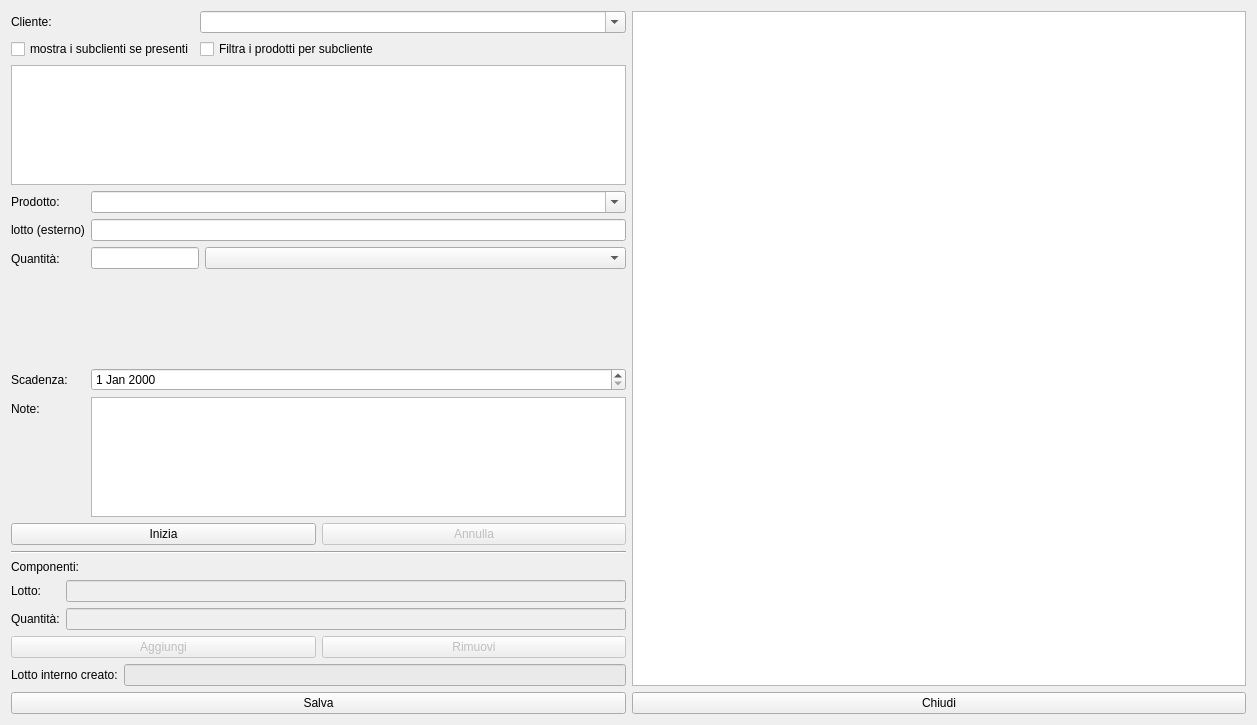
Qt form hpackages.ui (fblabs/hamlet-mod-sancon) before a commit.
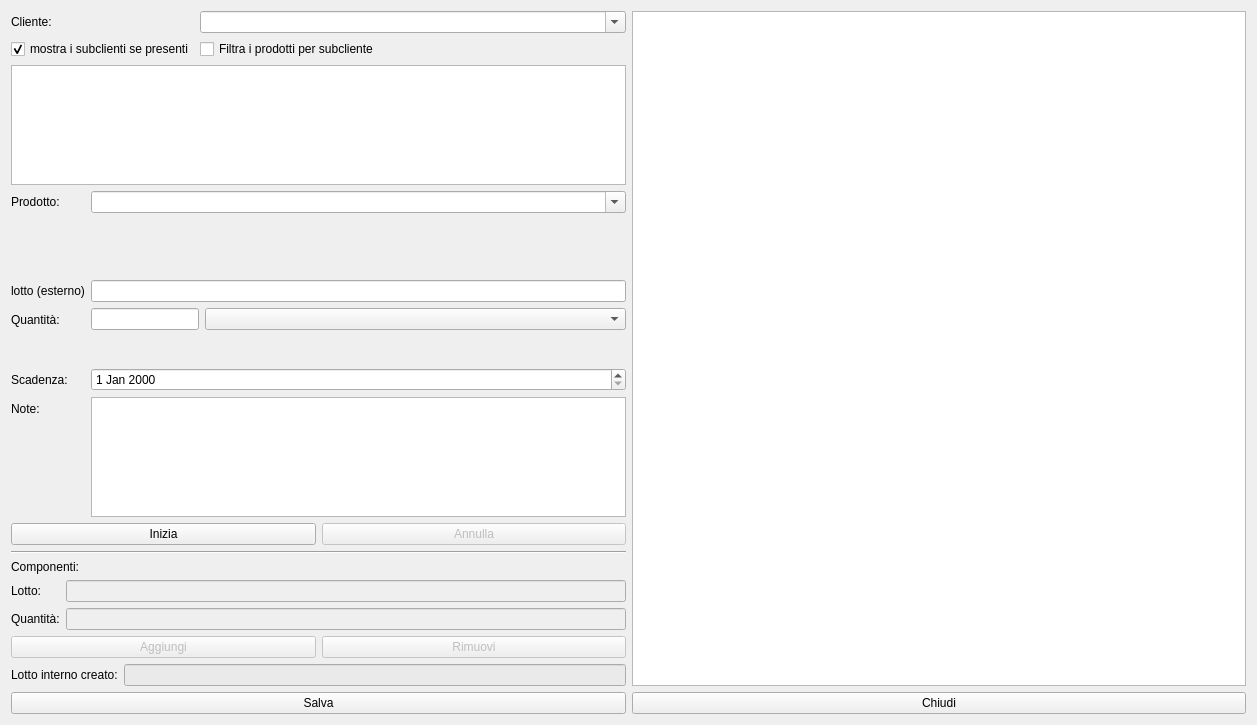
The same form after that commit. Icons and pictures are not drawn.

Patch:
```diff
--- a/hpackages.ui
+++ b/hpackages.ui
@@ -72,6 +72,9 @@
               <iconset resource="icons.qrc">
                <normaloff>:/Resources/Book.PNG</normaloff>:/Resources/Book.PNG</iconset>
              </property>
+             <property name="checked">
+              <bool>true</bool>
+             </property>
             </widget>
            </item>
           </layout>
@@ -109,24 +112,24 @@
              </property>
             </widget>
            </item>
-           <item row="1" column="0">
+           <item row="2" column="0">
             <widget class="QLabel" name="label_7">
              <property name="text">
               <string>lotto (esterno)</string>
              </property>
             </widget>
            </item>
-           <item row="1" column="1">
+           <item row="2" column="1">
             <widget class="QLineEdit" name="leLest"/>
            </item>
-           <item row="2" column="0">
+           <item row="3" column="0">
             <widget class="QLabel" name="label_6">
              <property name="text">
               <string>Quantità:</string>
              </property>
             </widget>
            </item>
-           <item row="2" column="1">
+           <item row="3" column="1">
             <layout class="QFormLayout" name="formLayout_2">
              <item row="0" column="0">
               <widget class="QLineEdit" name="leQuantLot"/>
@@ -136,24 +139,24 @@
              </item>
             </layout>
            </item>
-           <item row="3" column="0">
+           <item row="4" column="0">
             <widget class="QLabel" name="label_9">
              <property name="text">
               <string>Scadenza:</string>
              </property>
             </widget>
            </item>
-           <item row="3" column="1">
+           <item row="4" column="1">
             <widget class="QDateEdit" name="dateEdit"/>
            </item>
-           <item row="4" column="0">
+           <item row="5" column="0">
             <widget class="QLabel" name="label_5">
              <property name="text">
               <string>Note:</string>
              </property>
             </widget>
            </item>
-           <item row="4" column="1">
+           <item row="5" column="1">
             <widget class="QTextEdit" name="teNote">
              <property name="maximumSize">
               <size>
@@ -163,6 +166,19 @@
              </property>
             </widget>
            </item>
+           <item row="1" column="0">
+            <spacer name="horizontalSpacer">
+             <property name="orientation">
+              <enum>Qt::Horizontal</enum>
+             </property>
+             <property name="sizeHint" stdset="0">
+              <size>
+               <width>40</width>
+               <height>20</height>
+              </size>
+             </property>
+            </spacer>
+           </item>
           </layout>
          </item>
         </layout>
```
